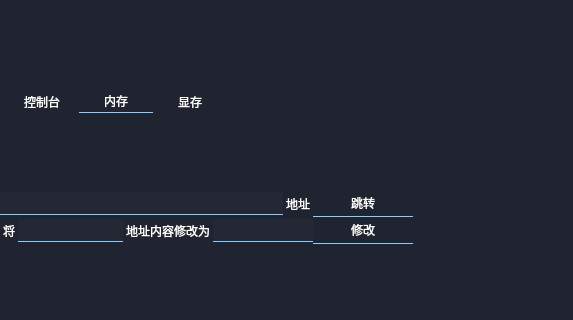
This is mips/mips.ui in konicyQWQ/mips-simulator as Qt 5 draws it before an edit; both pictures show x 0 to 573 and y 476 to 796 of the 1239 by 796 pixel window. The edited form follows.
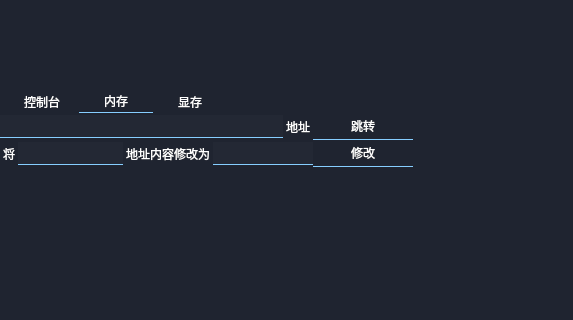
This is the edited form.

The edit to the form file:
```diff
--- a/mips/mips.ui
+++ b/mips/mips.ui
@@ -635,6 +635,18 @@
                 </item>
                </layout>
               </item>
+              <item>
+               <widget class="QPlainTextEdit" name="PC">
+                <property name="styleSheet">
+                 <string notr="true">border: none;
+color: rgb(203, 204, 198);
+font: 12pt Consolas;</string>
+                </property>
+                <property name="readOnly">
+                 <bool>true</bool>
+                </property>
+               </widget>
+              </item>
               <item>
                <spacer name="verticalSpacer_2">
                 <property name="orientation">
```
Left out of the diff: 3 changed lines with no effect on the pictures.
